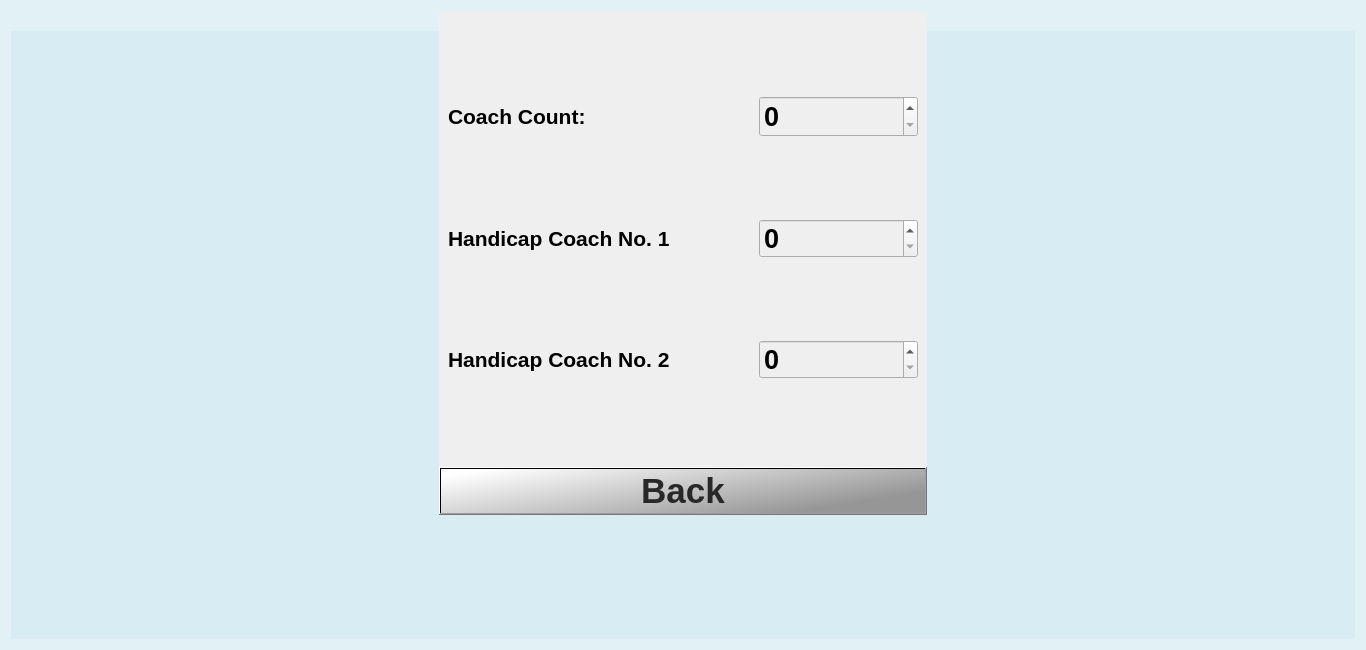
gurpartap007/qtmop, file settings.ui: the form before one commit.
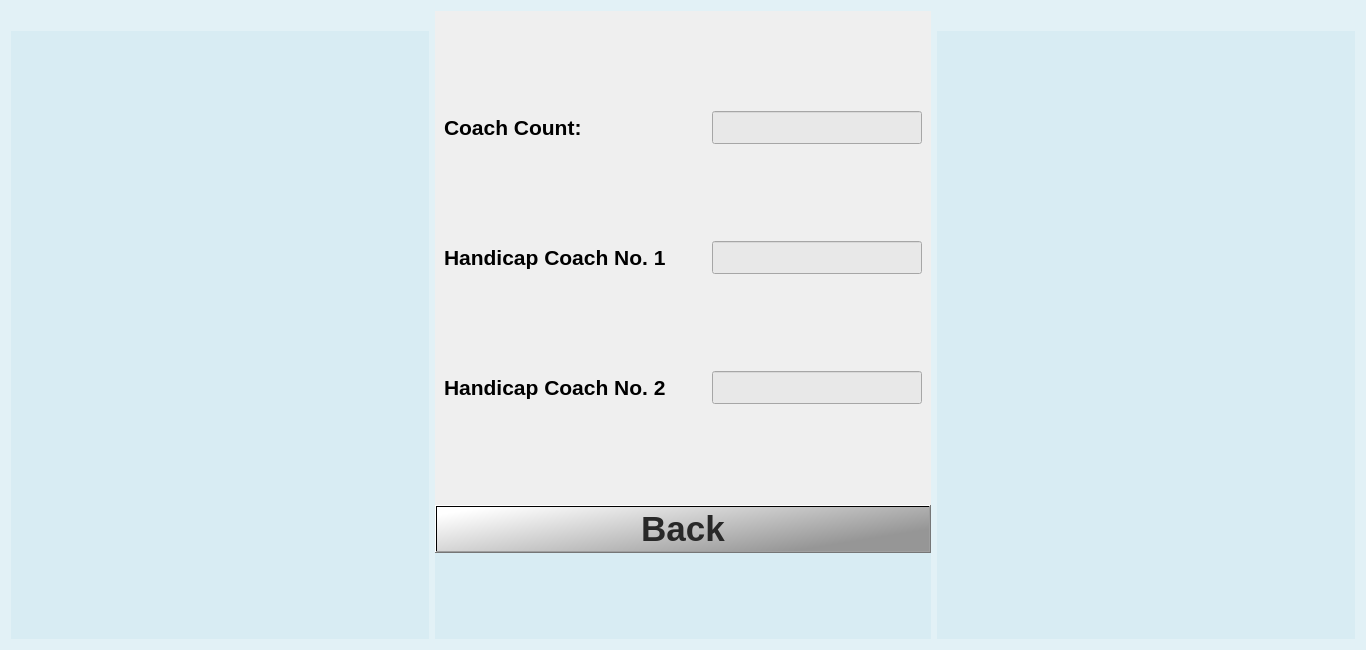
The form after the commit. The open tabs and pages were chosen to show the change. Icons and pictures are not drawn.

Commit message: added coach_count,handicap_coaches in system config.. validation on user input based on max coach count...

```diff
--- a/settings.ui
+++ b/settings.ui
@@ -19,11 +19,8 @@
 </string>
   </property>
   <layout class="QHBoxLayout" name="horizontalLayout_6">
-   <property name="spacing">
-    <number>0</number>
-   </property>
    <item>
-    <layout class="QVBoxLayout" name="verticalLayout_8">
+    <layout class="QVBoxLayout" name="keypad_layout_left">
      <property name="spacing">
       <number>2</number>
      </property>
@@ -138,14 +135,20 @@
                <item>
                 <widget class="QLabel" name="label">
                  <property name="sizePolicy">
-                  <sizepolicy hsizetype="MinimumExpanding" vsizetype="Fixed">
+                  <sizepolicy hsizetype="Fixed" vsizetype="Fixed">
                    <horstretch>0</horstretch>
                    <verstretch>0</verstretch>
                   </sizepolicy>
                  </property>
+                 <property name="minimumSize">
+                  <size>
+                   <width>220</width>
+                   <height>33</height>
+                  </size>
+                 </property>
                  <property name="maximumSize">
                   <size>
-                   <width>16777215</width>
+                   <width>220</width>
                    <height>33</height>
                   </size>
                  </property>
@@ -222,14 +225,20 @@
                <item>
                 <widget class="QLabel" name="select_route_label_4">
                  <property name="sizePolicy">
-                  <sizepolicy hsizetype="MinimumExpanding" vsizetype="Fixed">
+                  <sizepolicy hsizetype="Fixed" vsizetype="Fixed">
                    <horstretch>0</horstretch>
                    <verstretch>0</verstretch>
                   </sizepolicy>
                  </property>
+                 <property name="minimumSize">
+                  <size>
+                   <width>220</width>
+                   <height>33</height>
+                  </size>
+                 </property>
                  <property name="maximumSize">
                   <size>
-                   <width>435</width>
+                   <width>220</width>
                    <height>33</height>
                   </size>
                  </property>
@@ -321,14 +330,20 @@
                <item>
                 <widget class="QLabel" name="select_route_label_3">
                  <property name="sizePolicy">
-                  <sizepolicy hsizetype="MinimumExpanding" vsizetype="Fixed">
+                  <sizepolicy hsizetype="Fixed" vsizetype="Fixed">
                    <horstretch>0</horstretch>
                    <verstretch>0</verstretch>
                   </sizepolicy>
                  </property>
+                 <property name="minimumSize">
+                  <size>
+                   <width>220</width>
+                   <height>33</height>
+                  </size>
+                 </property>
                  <property name="maximumSize">
                   <size>
-                   <width>435</width>
+                   <width>220</width>
                    <height>33</height>
                   </size>
                  </property>
@@ -426,9 +441,15 @@
                    <verstretch>0</verstretch>
                   </sizepolicy>
                  </property>
+                 <property name="minimumSize">
+                  <size>
+                   <width>220</width>
+                   <height>33</height>
+                  </size>
+                 </property>
                  <property name="maximumSize">
                   <size>
-                   <width>435</width>
+                   <width>220</width>
                    <height>33</height>
                   </size>
                  </property>
@@ -532,6 +553,9 @@
                <property name="orientation">
                 <enum>Qt::Horizontal</enum>
                </property>
+               <property name="sizeType">
+                <enum>QSizePolicy::MinimumExpanding</enum>
+               </property>
                <property name="sizeHint" stdset="0">
                 <size>
                  <width>40</width>
@@ -541,34 +565,28 @@
               </spacer>
              </item>
              <item>
-              <widget class="QSpinBox" name="coach_count_spinBox">
+              <widget class="QLineEdit" name="coach_count_input">
                <property name="sizePolicy">
-                <sizepolicy hsizetype="MinimumExpanding" vsizetype="Fixed">
+                <sizepolicy hsizetype="Fixed" vsizetype="Fixed">
                  <horstretch>0</horstretch>
                  <verstretch>0</verstretch>
                 </sizepolicy>
                </property>
                <property name="minimumSize">
                 <size>
-                 <width>159</width>
-                 <height>41</height>
-                </size>
-               </property>
-               <property name="maximumSize">
-                <size>
-                 <width>159</width>
-                 <height>16777215</height>
+                 <width>100</width>
+                 <height>0</height>
                 </size>
                </property>
                <property name="font">
                 <font>
-                 <pointsize>20</pointsize>
+                 <pointsize>16</pointsize>
                  <weight>75</weight>
                  <bold>true</bold>
                 </font>
                </property>
                <property name="styleSheet">
-                <string notr="true"/>
+                <string notr="true">background-color: rgb(232, 232, 232);</string>
                </property>
               </widget>
              </item>
@@ -595,6 +613,9 @@
                <property name="orientation">
                 <enum>Qt::Horizontal</enum>
                </property>
+               <property name="sizeType">
+                <enum>QSizePolicy::MinimumExpanding</enum>
+               </property>
                <property name="sizeHint" stdset="0">
                 <size>
                  <width>40</width>
@@ -604,34 +625,28 @@
               </spacer>
              </item>
              <item>
-              <widget class="QSpinBox" name="handicap1_spinBox">
+              <widget class="QLineEdit" name="handicap1_input">
                <property name="sizePolicy">
-                <sizepolicy hsizetype="MinimumExpanding" vsizetype="Fixed">
+                <sizepolicy hsizetype="Fixed" vsizetype="Fixed">
                  <horstretch>0</horstretch>
                  <verstretch>0</verstretch>
                 </sizepolicy>
                </property>
                <property name="minimumSize">
                 <size>
-                 <width>159</width>
+                 <width>100</width>
                  <height>0</height>
                 </size>
                </property>
-               <property name="maximumSize">
-                <size>
-                 <width>159</width>
-                 <height>16777215</height>
-                </size>
-               </property>
                <property name="font">
                 <font>
-                 <pointsize>20</pointsize>
+                 <pointsize>16</pointsize>
                  <weight>75</weight>
                  <bold>true</bold>
                 </font>
                </property>
                <property name="styleSheet">
-                <string notr="true">  QScrollBar:vertical { width: 100px; }</string>
+                <string notr="true">background-color: rgb(232, 232, 232);</string>
                </property>
               </widget>
              </item>
@@ -658,6 +673,9 @@
                <property name="orientation">
                 <enum>Qt::Horizontal</enum>
                </property>
+               <property name="sizeType">
+                <enum>QSizePolicy::MinimumExpanding</enum>
+               </property>
                <property name="sizeHint" stdset="0">
                 <size>
                  <width>40</width>
@@ -667,34 +685,28 @@
               </spacer>
              </item>
              <item>
-              <widget class="QSpinBox" name="handicap2_spinBox">
+              <widget class="QLineEdit" name="handicap2_input">
                <property name="sizePolicy">
-                <sizepolicy hsizetype="MinimumExpanding" vsizetype="Fixed">
+                <sizepolicy hsizetype="Fixed" vsizetype="Fixed">
                  <horstretch>0</horstretch>
                  <verstretch>0</verstretch>
                 </sizepolicy>
                </property>
                <property name="minimumSize">
                 <size>
-                 <width>159</width>
+                 <width>100</width>
                  <height>0</height>
                 </size>
                </property>
-               <property name="maximumSize">
-                <size>
-                 <width>159</width>
-                 <height>16777215</height>
-                </size>
-               </property>
                <property name="font">
                 <font>
-                 <pointsize>20</pointsize>
+                 <pointsize>16</pointsize>
                  <weight>75</weight>
                  <bold>true</bold>
                 </font>
                </property>
                <property name="styleSheet">
-                <string notr="true">  QScrollBar:vertical { width: 100px; }</string>
+                <string notr="true">background-color: rgb(232, 232, 232);</string>
                </property>
               </widget>
              </item>
@@ -742,7 +754,7 @@
        <property name="minimumSize">
         <size>
          <width>0</width>
-         <height>50</height>
+         <height>0</height>
         </size>
        </property>
        <property name="styleSheet">
@@ -757,7 +769,7 @@
     </layout>
    </item>
    <item>
-    <layout class="QVBoxLayout" name="verticalLayout_9">
+    <layout class="QVBoxLayout" name="keypad_layout_right">
      <item>
       <spacer name="spacer_right">
        <property name="orientation">
```
The commit also changes 11 other files.
